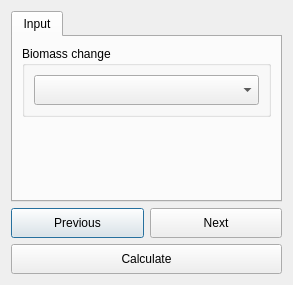
Old version of the form LDMP/gui/DlgCalculateRestBiomassSummaryTable.ui in the repository ConservationInternational/trends.earth.
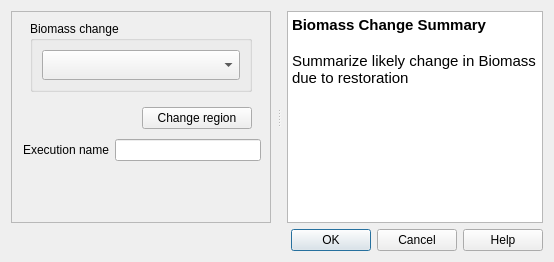
New version of the form. Custom widgets are drawn as their Qt base class.

Commit message: changes on all algorithm dialogs UI components

What changed in the file:
```diff
--- a/LDMP/gui/DlgCalculateRestBiomassSummaryTable.ui
+++ b/LDMP/gui/DlgCalculateRestBiomassSummaryTable.ui
@@ -6,8 +6,8 @@
    <rect>
     <x>0</x>
     <y>0</y>
-    <width>293</width>
-    <height>285</height>
+    <width>554</width>
+    <height>262</height>
    </rect>
   </property>
   <property name="sizePolicy">
@@ -21,23 +21,47 @@
   </property>
   <layout class="QVBoxLayout" name="verticalLayout">
    <item>
-    <widget class="QTabWidget" name="TabBox">
+    <widget class="QSplitter" name="splitter">
+     <property name="orientation">
+      <enum>Qt::Horizontal</enum>
+     </property>
+     <property name="handleWidth">
+      <number>16</number>
+     </property>
+     <widget class="QFrame" name="configurations">
      <property name="sizePolicy">
-      <sizepolicy hsizetype="Minimum" vsizetype="Expanding">
-       <horstretch>0</horstretch>
+       <sizepolicy hsizetype="Expanding" vsizetype="Expanding">
+        <horstretch>2</horstretch>
        <verstretch>0</verstretch>
       </sizepolicy>
      </property>
-     <property name="tabShape">
-      <enum>QTabWidget::Rounded</enum>
-     </property>
-     <property name="currentIndex">
+      <property name="frameShape">
+       <enum>QFrame::StyledPanel</enum>
+      </property>
+      <property name="frameShadow">
+       <enum>QFrame::Raised</enum>
+      </property>
+      <layout class="QVBoxLayout" name="verticalLayout_3">
+       <property name="leftMargin">
+        <number>9</number>
+       </property>
+       <property name="topMargin">
       <number>0</number>
      </property>
-     <widget class="QWidget" name="InputTab">
-      <attribute name="title">
-       <string>Input</string>
-      </attribute>
+       <property name="rightMargin">
+        <number>9</number>
+       </property>
+       <property name="bottomMargin">
+        <number>4</number>
+       </property>
+       <item>
+        <widget class="QFrame" name="setup_frame">
+         <property name="frameShape">
+          <enum>QFrame::NoFrame</enum>
+         </property>
+         <property name="frameShadow">
+          <enum>QFrame::Raised</enum>
+         </property>
       <layout class="QVBoxLayout" name="verticalLayout_2">
        <item>
         <widget class="QGroupBox" name="groupBox_2">
@@ -91,6 +115,65 @@
          </layout>
         </widget>
        </item>
+         </layout>
+        </widget>
+       </item>
+       <item>
+        <layout class="QHBoxLayout" name="horizontalLayout">
+         <property name="leftMargin">
+          <number>5</number>
+         </property>
+         <property name="rightMargin">
+          <number>9</number>
+         </property>
+         <property name="bottomMargin">
+          <number>4</number>
+         </property>
+         <item>
+          <widget class="QLabel" name="region_la">
+           <property name="toolTip">
+            <string>The current selected region of interest</string>
+           </property>
+           <property name="text">
+            <string/>
+           </property>
+           <property name="wordWrap">
+            <bool>true</bool>
+           </property>
+          </widget>
+         </item>
+         <item>
+          <widget class="QPushButton" name="region_button">
+           <property name="toolTip">
+            <string>&lt;html&gt;&lt;head/&gt;&lt;body&gt;&lt;p&gt;Opens settings dialog in order to change region of interest.&lt;/p&gt;&lt;p&gt;&lt;br/&gt;&lt;/p&gt;&lt;/body&gt;&lt;/html&gt;</string>
+           </property>
+           <property name="text">
+            <string>Change region</string>
+           </property>
+          </widget>
+         </item>
+        </layout>
+       </item>
+       <item>
+        <layout class="QHBoxLayout" name="horizontalLayout_2">
+         <property name="leftMargin">
+          <number>2</number>
+         </property>
+         <item>
+          <widget class="QLabel" name="execution_name_la">
+           <property name="toolTip">
+            <string>Auto generated name for the task which can be edited</string>
+           </property>
+           <property name="text">
+            <string>Execution name</string>
+           </property>
+          </widget>
+         </item>
+         <item>
+          <widget class="QLineEdit" name="execution_name_le"/>
+         </item>
+        </layout>
+       </item>
        <item>
         <spacer name="verticalSpacer">
          <property name="orientation">
@@ -106,68 +189,43 @@
        </item>
       </layout>
      </widget>
+     <widget class="QTextBrowser" name="alg_help">
+      <property name="sizePolicy">
+       <sizepolicy hsizetype="Expanding" vsizetype="Expanding">
+        <horstretch>0</horstretch>
+        <verstretch>0</verstretch>
+       </sizepolicy>
+      </property>
+      <property name="accessibleName">
+       <string/>
+      </property>
+      <property name="html">
+       <string>&lt;!DOCTYPE HTML PUBLIC &quot;-//W3C//DTD HTML 4.0//EN&quot; &quot;http://www.w3.org/TR/REC-html40/strict.dtd&quot;&gt;
+&lt;html&gt;&lt;head&gt;&lt;meta name=&quot;qrichtext&quot; content=&quot;1&quot; /&gt;&lt;style type=&quot;text/css&quot;&gt;
+p, li { white-space: pre-wrap; }
+&lt;/style&gt;&lt;/head&gt;&lt;body style=&quot; font-family:'Ubuntu'; font-size:11pt; font-weight:400; font-style:normal;&quot;&gt;
+&lt;p style=&quot; margin-top:0px; margin-bottom:0px; margin-left:0px; margin-right:0px; -qt-block-indent:0; text-indent:0px;&quot;&gt;&lt;span style=&quot; font-weight:600;&quot;&gt;Biomass Change Summary&lt;/span&gt;&lt;/p&gt;
+&lt;p style=&quot;-qt-paragraph-type:empty; margin-top:0px; margin-bottom:0px; margin-left:0px; margin-right:0px; -qt-block-indent:0; text-indent:0px; font-weight:600;&quot;&gt;&lt;br /&gt;&lt;/p&gt;
+&lt;p style=&quot; margin-top:0px; margin-bottom:0px; margin-left:0px; margin-right:0px; -qt-block-indent:0; text-indent:0px;&quot;&gt;Summarize likely change in Biomass due to restoration&lt;/p&gt;&lt;/body&gt;&lt;/html&gt;</string>
+      </property>
+      <property name="openExternalLinks">
+       <bool>true</bool>
+      </property>
+      <property name="openLinks">
+       <bool>false</bool>
+      </property>
+     </widget>
     </widget>
    </item>
    <item>
-    <layout class="QGridLayout" name="gridLayout_3">
-     <item row="0" column="0">
-      <widget class="QPushButton" name="button_prev">
-       <property name="sizePolicy">
-        <sizepolicy hsizetype="Minimum" vsizetype="Minimum">
-         <horstretch>0</horstretch>
-         <verstretch>0</verstretch>
-        </sizepolicy>
-       </property>
-       <property name="minimumSize">
-        <size>
-         <width>0</width>
-         <height>30</height>
-        </size>
-       </property>
-       <property name="text">
-        <string>Previous</string>
-       </property>
-      </widget>
-     </item>
-     <item row="0" column="1">
-      <widget class="QPushButton" name="button_next">
-       <property name="sizePolicy">
-        <sizepolicy hsizetype="Minimum" vsizetype="Minimum">
-         <horstretch>0</horstretch>
-         <verstretch>0</verstretch>
-        </sizepolicy>
-       </property>
-       <property name="minimumSize">
-        <size>
-         <width>0</width>
-         <height>30</height>
-        </size>
-       </property>
-       <property name="text">
-        <string>Next</string>
-       </property>
-      </widget>
-     </item>
-     <item row="1" column="0" colspan="2">
-      <widget class="QPushButton" name="button_calculate">
-       <property name="sizePolicy">
-        <sizepolicy hsizetype="Minimum" vsizetype="Minimum">
-         <horstretch>0</horstretch>
-         <verstretch>0</verstretch>
-        </sizepolicy>
-       </property>
-       <property name="minimumSize">
-        <size>
-         <width>0</width>
-         <height>30</height>
-        </size>
-       </property>
-       <property name="text">
-        <string>Calculate</string>
-       </property>
-      </widget>
-     </item>
-    </layout>
+    <widget class="QDialogButtonBox" name="button_box">
+     <property name="orientation">
+      <enum>Qt::Horizontal</enum>
+     </property>
+     <property name="standardButtons">
+      <set>QDialogButtonBox::Cancel|QDialogButtonBox::Help|QDialogButtonBox::Ok</set>
+     </property>
+    </widget>
    </item>
   </layout>
  </widget>
```
Left out of the diff: 44 changed lines with no effect on the pictures. Lines whose indentation alone changed are shown as unchanged. The commit also changes 17 other files.
